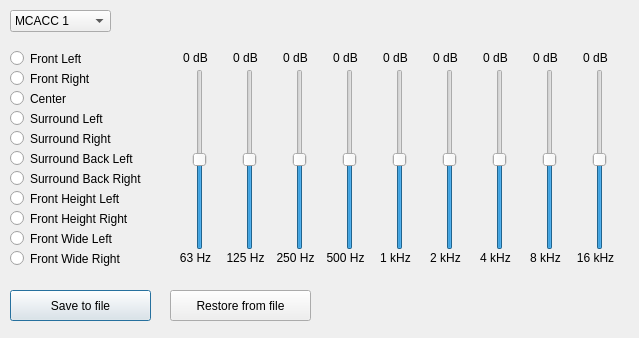
This is mcacceqdialog.ui in AceOfSnakes/AvrPioRemote as Qt 5 draws it before an edit. The edited form follows.
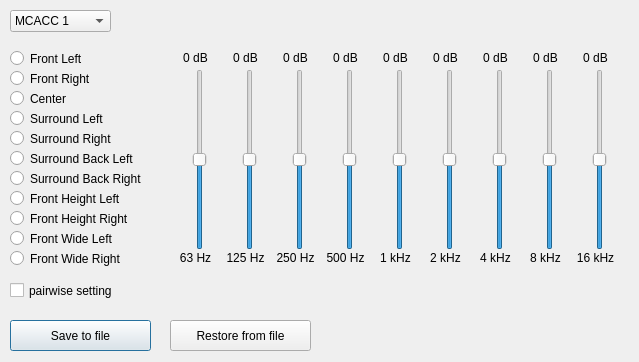
This is the edited form.

Commit message: Erweiterung des MCACC-EQ um einen Schalter zum paarweisen Einstellen der Lautsprecher. Also einstellen FL, FR wird mitgezogen und auch umgekehrt. Gilt für alle LS-Paare.

The edit to the form file:
```diff
--- a/mcacceqdialog.ui
+++ b/mcacceqdialog.ui
@@ -7,7 +7,7 @@
     <x>0</x>
     <y>0</y>
     <width>639</width>
-    <height>338</height>
+    <height>362</height>
    </rect>
   </property>
   <property name="windowTitle">
@@ -60,7 +60,7 @@
    <property name="geometry">
     <rect>
      <x>10</x>
-     <y>290</y>
+     <y>320</y>
      <width>141</width>
      <height>31</height>
     </rect>
@@ -76,7 +76,7 @@
    <property name="geometry">
     <rect>
      <x>170</x>
-     <y>290</y>
+     <y>320</y>
      <width>141</width>
      <height>31</height>
     </rect>
@@ -768,6 +768,19 @@
     <set>Qt::AlignCenter</set>
    </property>
   </widget>
+  <widget class="QCheckBox" name="paar">
+   <property name="geometry">
+    <rect>
+     <x>10</x>
+     <y>280</y>
+     <width>161</width>
+     <height>21</height>
+    </rect>
+   </property>
+   <property name="text">
+    <string>pairwise setting</string>
+   </property>
+  </widget>
  </widget>
  <resources/>
  <connections/>
```
The commit also changes 1 other file.
